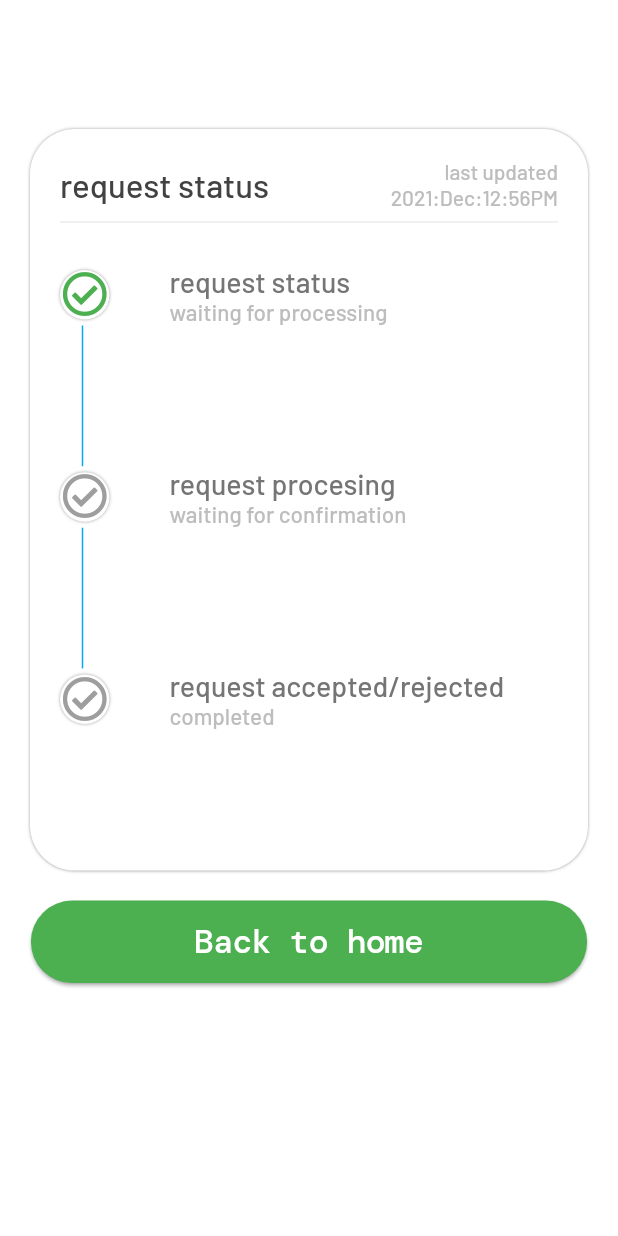
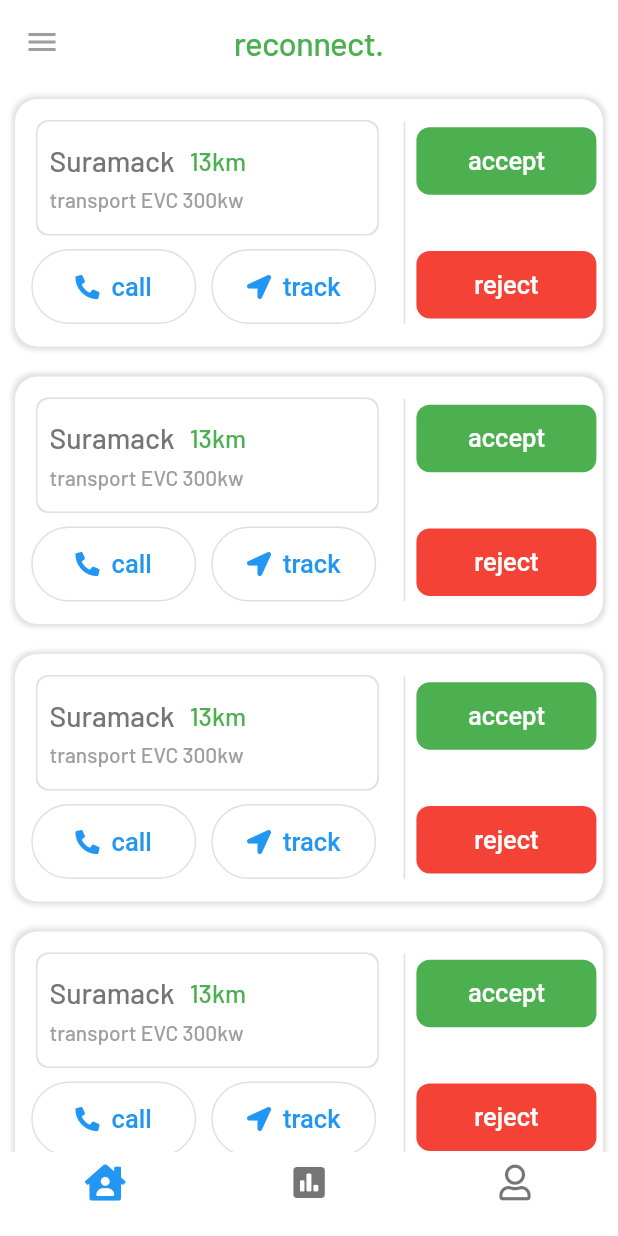
Before and after one commit to Suramack/Project_Reconnect, a Flutter app: the screen it shows after launch, on a phone screen of 412 x 824 dp. Run offline on Flutter 3.47's test engine with Material 2 defaults, Android fonts, the phone set to English and light mode, and no system bars; our stand-ins replace font_awesome_flutter.

Commit message:
worker home screen completed

```diff
--- a/lib/main.dart
+++ b/lib/main.dart
@@ -1,5 +1,6 @@
 import 'package:flutter/material.dart';
 import 'package:reconnect/screens/login_screen/login_screen.dart';
+import 'package:reconnect/screens/worker_screen/worker_home_screen.dart';
 import 'package:reconnect/screens/worker_screen/worker_status_screen.dart';
 import 'package:reconnect/test_widget.dart';
 
@@ -21,7 +22,7 @@ class MyApp extends StatelessWidget {
         appBarTheme: const AppBarTheme(
             backgroundColor: Color(0xff025dbf), centerTitle: true),
       ),
-      home: const WorkerStatusScreen(),
+      home: const WorkerHomeScreen(),
     );
   }
 }
--- /dev/null
+++ b/lib/screens/worker_screen/components/worker_home.dart
@@ -0,0 +1,214 @@
+import 'package:flutter/material.dart';
+import 'package:font_awesome_flutter/font_awesome_flutter.dart';
+import 'package:reconnect/screens/worker_screen/components/worker_style/worker_screen_text_style.dart';
+
+class HomeWidget extends StatefulWidget {
+  const HomeWidget({Key? key}) : super(key: key);
+
+  @override
+  _HomeWidgetState createState() => _HomeWidgetState();
+}
+
+class _HomeWidgetState extends State<HomeWidget> {
+  @override
+  Widget build(BuildContext context) {
+    Size size = MediaQuery.of(context).size;
+    return Expanded(
+      child: ListView.builder(
+          itemCount: 6,
+          itemBuilder: (BuildContext contex, int index) => Padding(
+                padding: const EdgeInsets.all(10.0),
+                child: Container(
+                  width: size.width,
+                  height: 165,
+                  decoration: BoxDecoration(
+                      color: Colors.white,
+                      borderRadius: BorderRadius.circular(15),
+                      boxShadow: [
+                        BoxShadow(
+                            spreadRadius: 2,
+                            blurRadius: 2,
+                            color: Colors.grey.shade300)
+                      ]),
+                  child: Row(
+                    children: [
+                      Column(
+                        children: [
+                          //Client name card
+                          //C1
+                          Padding(
+                            padding: const EdgeInsets.only(
+                                left: 15.0, right: 10.0, top: 15, bottom: 10),
+                            child: Container(
+                              width: size.width * 0.55,
+                              height: 75,
+                              decoration: BoxDecoration(
+                                  borderRadius: BorderRadius.circular(8),
+                                  // color: Colors.grey.shade100,
+                                  color: Colors.white,
+                                  boxShadow: [
+                                    BoxShadow(
+                                        color: Colors.grey.shade300,
+                                        spreadRadius: 1)
+                                  ]),
+                              child: Padding(
+                                padding: const EdgeInsets.all(8.0),
+                                child: Column(
+                                  mainAxisAlignment:
+                                      MainAxisAlignment.spaceEvenly,
+                                  crossAxisAlignment: CrossAxisAlignment.start,
+                                  children: [
+                                    Row(
+                                      children: [
+                                        Text(
+                                          'Suramack',
+                                          style: clientNameStyle(),
+                                        ),
+                                        const SizedBox(
+                                          width: 10,
+                                        ),
+                                        Text(
+                                          '13km',
+                                          style: clientDistance(),
+                                        ),
+                                      ],
+                                    ),
+                                    Text(
+                                      'transport EVC 300kw',
+                                      style: clientHelpType(),
+                                    ),
+                                  ],
+                                ),
+                              ),
+                            ),
+                          ),
+                          Row(
+                            children: [
+                              OutlinedButton.icon(
+                                onPressed: () => null,
+                                icon: const Icon(
+                                  FontAwesomeIcons.phoneAlt,
+                                  size: 16,
+                                ),
+                                label: Text(
+                                  'call',
+                                  style: clientHelpButtonTextStyle(),
+                                ),
+                                style: ButtonStyle(
+                                  elevation:
+                                      MaterialStateProperty.all<double>(0),
+                                  minimumSize: MaterialStateProperty.all<Size>(
+                                    const Size(110, 50),
+                                  ),
+                                  backgroundColor:
+                                      MaterialStateProperty.all<Color>(
+                                          // Colors.blue.shade800,
+                                          Colors.white),
+                                  shape: MaterialStateProperty.all<
+                                      RoundedRectangleBorder>(
+                                    RoundedRectangleBorder(
+                                      borderRadius: BorderRadius.circular(100),
+                                    ),
+                                  ),
+                                ),
+                              ),
+                              const SizedBox(
+                                width: 10,
+                              ),
+                              OutlinedButton.icon(
+                                onPressed: () => null,
+                                icon: const Icon(
+                                  FontAwesomeIcons.locationArrow,
+                                  size: 16,
+                                ),
+                                label: Text(
+                                  'track',
+                                  style: clientHelpButtonTextStyle(),
+                                ),
+                                style: ButtonStyle(
+                                  elevation:
+                                      MaterialStateProperty.all<double>(0),
+                                  minimumSize: MaterialStateProperty.all<Size>(
+                                    const Size(110, 50),
+                                  ),
+                                  backgroundColor:
+                                      MaterialStateProperty.all<Color>(
+                                    // Colors.blue.shade800,
+                                    Colors.white,
+                                  ),
+                                  shape: MaterialStateProperty.all<
+                                      RoundedRectangleBorder>(
+                                    RoundedRectangleBorder(
+                                      borderRadius: BorderRadius.circular(100),
+                                    ),
+                                  ),
+                                ),
+                              ),
+                            ],
+                          )
+                        ],
+                      ),
+                      //C2
+                      const Padding(
+                        padding: EdgeInsets.only(top: 15.0, bottom: 15),
+                        child: VerticalDivider(
+                          thickness: 1,
+                        ),
+                      ),
+                      //C3
+                      Column(
+                        mainAxisAlignment: MainAxisAlignment.spaceAround,
+                        children: [
+                          ElevatedButton(
+                            style: ButtonStyle(
+                              elevation: MaterialStateProperty.all<double>(0),
+                              minimumSize: MaterialStateProperty.all<Size>(
+                                const Size(120, 45),
+                              ),
+                              backgroundColor: MaterialStateProperty.all<Color>(
+                                Colors.green.shade500,
+                              ),
+                              shape: MaterialStateProperty.all<
+                                  RoundedRectangleBorder>(
+                                RoundedRectangleBorder(
+                                  borderRadius: BorderRadius.circular(9),
+                                ),
+                              ),
+                            ),
+                            child: Text(
+                              'accept',
+                              style: clientHelpButtonTextStyle(),
+                            ),
+                            onPressed: () => null,
+                          ),
+                          ElevatedButton(
+                            style: ButtonStyle(
+                              elevation: MaterialStateProperty.all<double>(0),
+                              minimumSize: MaterialStateProperty.all<Size>(
+                                const Size(120, 45),
+                              ),
+                              backgroundColor: MaterialStateProperty.all<Color>(
+                                Colors.red.shade500,
+                              ),
+                              shape: MaterialStateProperty.all<
+                                  RoundedRectangleBorder>(
+                                RoundedRectangleBorder(
+                                  borderRadius: BorderRadius.circular(9),
+                                ),
+                              ),
+                            ),
+                            child: Text(
+                              'reject',
+                              style: clientHelpButtonTextStyle(),
+                            ),
+                            onPressed: () => null,
+                          ),
+                        ],
+                      ),
+                    ],
+                  ),
+                ),
+              )),
+    );
+  }
+}
--- a/lib/screens/worker_screen/components/worker_request_status_tile.dart
+++ b/lib/screens/worker_screen/components/worker_request_status_tile.dart
@@ -27,7 +27,7 @@ Row requestStatustTile() {
     children: [
       Text(
         'request status',
-        style: requesStatusHeadingStyle(),
+        style: requestStatusHeadingStyle(),
       ),
       Container(
         alignment: Alignment.topRight,
@@ -36,7 +36,7 @@ Row requestStatustTile() {
           'last updated 2021:Dec:12:56PM',
           textAlign: TextAlign.end,
           maxLines: 2,
-          style: requesStatusSubHeadingStyle(),
+          style: requestStatusSubHeadingStyle(),
         ),
       )
     ],
@@ -68,11 +68,11 @@ Row requestTiles(int index) {
           children: [
             Text(
               tileTitle[index],
-              style: requesStatusTitleStyle(),
+              style: requestStatusTitleStyle(),
             ),
             Text(
               tileSubTitle[index],
-              style: requesStatusSubTitleStyle(),
+              style: requestStatusSubTitleStyle(),
               textAlign: TextAlign.end,
             ),
           ],
--- a/lib/screens/worker_screen/components/worker_style/worker_screen_text_style.dart
+++ b/lib/screens/worker_screen/components/worker_style/worker_screen_text_style.dart
@@ -1,26 +1,51 @@
 import 'package:flutter/material.dart';
 
 //Text Style
-TextStyle requesStatusHeadingStyle() => TextStyle(
+TextStyle requestStatusHeadingStyle() => TextStyle(
       fontFamily: 'Barlow',
       color: Colors.grey.shade800,
       fontSize: 22,
     );
 
-TextStyle requesStatusSubHeadingStyle() => TextStyle(
+TextStyle requestStatusSubHeadingStyle() => TextStyle(
       fontFamily: 'Barlow',
       color: Colors.grey.shade400,
     );
 
-TextStyle requesStatusTitleStyle() => TextStyle(
+TextStyle requestStatusTitleStyle() => TextStyle(
       fontFamily: 'Barlow',
       color: Colors.grey.shade600,
       fontSize: 19,
     );
-TextStyle requesStatusSubTitleStyle() => TextStyle(
+TextStyle requestStatusSubTitleStyle() => TextStyle(
       fontFamily: 'Barlow',
       color: Colors.grey.shade400,
       fontSize: 15,
+    );
+TextStyle appBarTitleStyle() => const TextStyle(
+      color: Colors.green,
+      fontFamily: 'Barlow',
+      fontSize: 22,
+      letterSpacing: -0.5,
+    );
+
+TextStyle clientNameStyle() => TextStyle(
+      fontFamily: 'Barlow',
+      color: Colors.grey.shade600,
+      fontSize: 19,
+    );
+TextStyle clientDistance() => const TextStyle(
+      color: Colors.green,
+      fontFamily: 'Barlow',
+      fontSize: 17,
+    );
+TextStyle clientHelpType() => TextStyle(
+      color: Colors.grey.shade500,
+      fontFamily: 'Barlow',
+      fontSize: 14,
+    );
+TextStyle clientHelpButtonTextStyle() => TextStyle(
+      fontSize: 17,
     );
 
 //Text
--- a/lib/screens/worker_screen/worker_home_screen.dart
+++ b/lib/screens/worker_screen/worker_home_screen.dart
@@ -1 +1,81 @@
 import 'package:flutter/material.dart';
+import 'package:font_awesome_flutter/font_awesome_flutter.dart';
+import 'package:reconnect/screens/worker_screen/components/worker_home.dart';
+import 'package:reconnect/screens/worker_screen/components/worker_request_status_tile.dart';
+import 'package:reconnect/screens/worker_screen/components/worker_style/worker_screen_text_style.dart';
+
+class WorkerHomeScreen extends StatefulWidget {
+  const WorkerHomeScreen({Key? key}) : super(key: key);
+
+  @override
+  _WorkerHomeScreenState createState() => _WorkerHomeScreenState();
+}
+
+class _WorkerHomeScreenState extends State<WorkerHomeScreen> {
+  int navigationIndex = 0;
+  List<Widget> home = [
+    HomeWidget(),
+    Text('DashBoard'),
+    Text('User Profile'),
+  ];
+  void setNavigation(int index) {
+    setState(() {
+      navigationIndex = index;
+    });
+  }
+
+  @override
+  Widget build(BuildContext context) {
+    return Scaffold(
+      drawer: Container(
+        width: 200,
+        height: 400,
+        color: Colors.green,
+        child: Column(
+          children: [],
+        ),
+      ),
+      backgroundColor: Colors.white,
+      appBar: AppBar(
+        iconTheme: const IconThemeData(
+          color: Colors.grey,
+        ),
+        title: Text(
+          'reconnect.',
+          style: appBarTitleStyle(),
+        ),
+        elevation: 0,
+        backgroundColor: Colors.white,
+      ),
+      body: Column(children: [
+        home[navigationIndex],
+      ]),
+      bottomNavigationBar: BottomNavigationBar(
+        currentIndex: navigationIndex,
+        onTap: setNavigation,
+        backgroundColor: Colors.white,
+        elevation: 0,
+        items: const [
+          BottomNavigationBarItem(
+            icon: Icon(FontAwesomeIcons.home),
+            label: '',
+            activeIcon: Icon(FontAwesomeIcons.houseUser),
+          ),
+          BottomNavigationBarItem(
+            icon: Icon(FontAwesomeIcons.poll),
+            label: '',
+            activeIcon: Icon(
+              FontAwesomeIcons.pollH,
+            ),
+          ),
+          BottomNavigationBarItem(
+              icon: Icon(FontAwesomeIcons.user),
+              label: '',
+              activeIcon: Icon(
+                FontAwesomeIcons.userAlt,
+              )),
+        ],
+      ),
+    );
+  }
+}
--- a/pubspec.yaml
+++ b/pubspec.yaml
@@ -33,6 +33,7 @@ dependencies:
 
 
 
+
   # The following adds the Cupertino Icons font to your application.
   # Use with the CupertinoIcons class for iOS style icons.
   cupertino_icons: ^1.0.2
@@ -61,8 +62,7 @@ flutter:
 
   # To add assets to your application, add an assets section, like this:
   assets:
-    - images/background.png
-    - images/car.svg
+    - assets/
     # - images/a_dot_ham.jpeg
 
   # An image asset can refer to one or more resolution-specific "variants", see
```
Also changed, not shown: images/background.png (deleted), images/car.png (deleted), images/car.svg (deleted).
